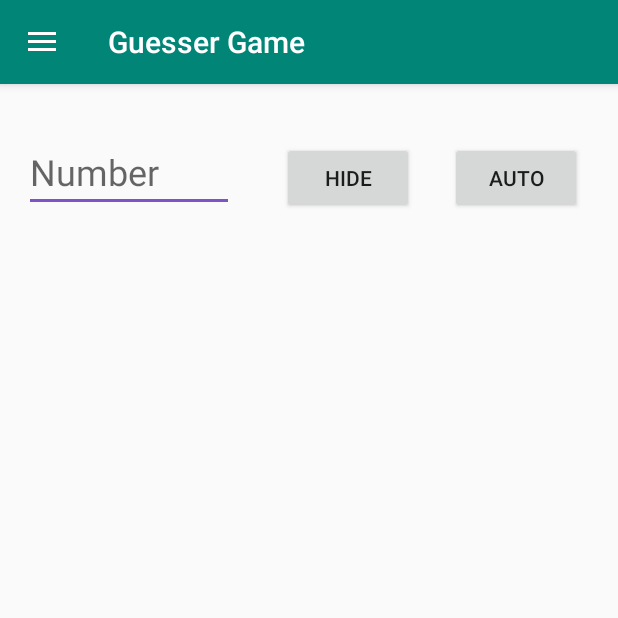
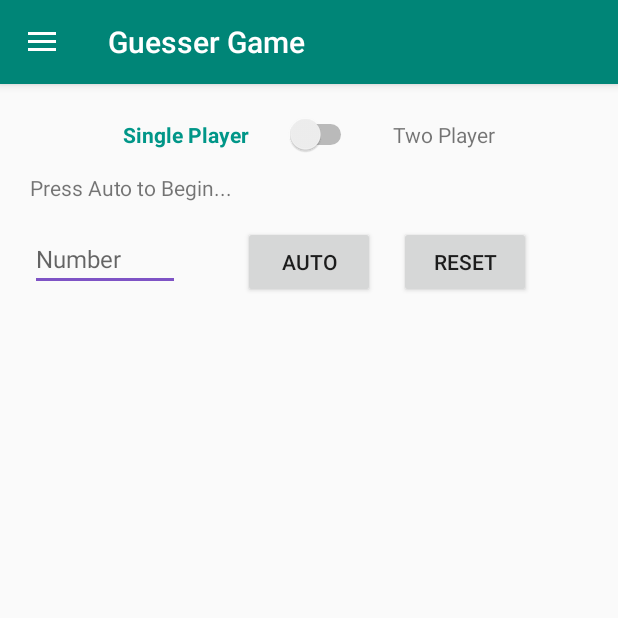
Before and after one commit to theKeval/Guesser, an Android app: the screen it shows after launch (MainActivity), on a phone screen of 412 x 824 dp, the top half of it. Run offline under Robolectric (Android 15) with nearby library versions, the phone set to English and light mode, and no system bars; our stand-ins replace data binding, navigation-ui; 1 statement that could not run was skipped.

Commit message:
UI changes & added player mode

```diff
--- a/app/src/main/java/com/thekeval/guesser/ui/GameFragment.kt
+++ b/app/src/main/java/com/thekeval/guesser/ui/GameFragment.kt
@@ -99,6 +99,7 @@ class GameFragment : Fragment() {
             binding.etNumber.setText(autoNum)
             btnHide.callOnClick()
 
+            binding.txtStatus.setText("Game started, make a guess and press Check!")
         }
 
         var adapter = viewModel.lstGuesses.value?.let { GuessesAdapter(it) }
@@ -155,7 +156,7 @@ class GameFragment : Fragment() {
    }
 
     private fun updateUi() {
-        binding.txtInstructions.visibility = View.VISIBLE
+        //binding.txtInstructions.visibility = View.VISIBLE
         binding.etSeekerNumber.visibility = View.VISIBLE
         binding.btnCheck.visibility = View.VISIBLE
         binding.rvGuesses.visibility = View.VISIBLE
--- a/app/src/main/res/layout/fragment_game.xml
+++ b/app/src/main/res/layout/fragment_game.xml
@@ -5,6 +5,7 @@
     xmlns:tools="http://schemas.android.com/tools">
 
     <data>
+
         <variable
             name="viewModel"
             type="com.thekeval.guesser.viewmodel.GameViewModel" />
@@ -19,83 +20,25 @@
         <!-- TODO: Update blank fragment layout -->
 
 
-        <TextView
-            android:id="@+id/txt_welcome"
-            android:layout_width="0dp"
-            android:layout_height="wrap_content"
-            android:layout_marginStart="16dp"
-            android:layout_marginTop="32dp"
-            android:layout_marginEnd="16dp"
-            android:text="Hi there, welcome to the game.\nPick any number with 3 identical digits, and hide that number to start the game."
-            android:textSize="18sp"
-            android:visibility="gone"
-            app:layout_constraintEnd_toEndOf="parent"
-            app:layout_constraintStart_toStartOf="parent"
-            app:layout_constraintTop_toTopOf="parent" />
-
-        <EditText
-            android:id="@+id/et_number"
-            android:layout_width="wrap_content"
-            android:layout_height="wrap_content"
-            android:layout_marginStart="16dp"
-            android:layout_marginTop="32dp"
-            android:ems="5"
-            android:hint="Number"
-            android:inputType="number"
-            android:textSize="24sp"
-            app:layout_constraintStart_toStartOf="parent"
-            app:layout_constraintTop_toBottomOf="@+id/txt_welcome" />
-
-        <Button
-            android:id="@+id/btnHide"
-            android:layout_width="wrap_content"
-            android:layout_height="wrap_content"
-            android:layout_marginStart="32dp"
-            android:text="Hide"
-            app:layout_constraintBaseline_toBaselineOf="@+id/et_number"
-            app:layout_constraintStart_toEndOf="@+id/et_number" />
-
-        <View
-            android:id="@+id/view_hide"
-            android:layout_width="150dp"
-            android:layout_height="80dp"
-            android:layout_marginTop="18dp"
-            android:background="@color/teal_700"
-            android:visibility="gone"
-            app:layout_constraintStart_toStartOf="@+id/et_number"
-            app:layout_constraintTop_toBottomOf="@+id/txt_welcome" />
-
-        <TextView
-            android:id="@+id/txt_instructions"
-            android:layout_width="0dp"
-            android:layout_height="wrap_content"
-            android:layout_marginTop="32dp"
-            android:layout_marginEnd="16dp"
-            android:text="Now, seeker will start seeking the number.\nGuess the number and hit check!"
-            android:textSize="18sp"
-            android:visibility="gone"
-            app:layout_constraintEnd_toEndOf="parent"
-            app:layout_constraintStart_toStartOf="@+id/et_number"
-            app:layout_constraintTop_toBottomOf="@+id/et_number" />
-
         <EditText
             android:id="@+id/et_seeker_number"
-            android:layout_width="wrap_content"
+            android:layout_width="100dp"
             android:layout_height="wrap_content"
-            android:layout_marginTop="16dp"
-            android:ems="5"
+            android:layout_marginStart="20dp"
+            android:layout_marginTop="8dp"
+            android:ems="4"
             android:hint="Guess"
             android:inputType="number"
-            android:textSize="24sp"
+            android:textSize="16sp"
             android:visibility="gone"
-            app:layout_constraintStart_toStartOf="@+id/txt_instructions"
-            app:layout_constraintTop_toBottomOf="@+id/txt_instructions" />
+            app:layout_constraintStart_toStartOf="parent"
+            app:layout_constraintTop_toBottomOf="@+id/linearLayout" />
 
         <Button
             android:id="@+id/btnCheck"
             android:layout_width="wrap_content"
             android:layout_height="wrap_content"
-            android:layout_marginStart="32dp"
+            android:layout_marginStart="43dp"
             android:text="Check"
             android:visibility="gone"
             app:layout_constraintBaseline_toBaselineOf="@+id/et_seeker_number"
@@ -116,16 +59,112 @@
             app:layout_constraintStart_toStartOf="parent"
             app:layout_constraintTop_toBottomOf="@+id/et_seeker_number" />
 
-        <Button
-            android:id="@+id/btnAuto"
+        <TextView
+            android:id="@+id/txtSingle"
             android:layout_width="wrap_content"
             android:layout_height="wrap_content"
-            android:layout_marginStart="16dp"
-            android:layout_marginEnd="16dp"
-            android:text="Auto"
-            app:layout_constraintBaseline_toBaselineOf="@+id/btnHide"
+            android:layout_marginTop="24dp"
+            android:layout_marginEnd="24dp"
+            android:text="Single Player"
+            android:textColor="#009688"
+            android:textStyle="bold"
+            app:layout_constraintEnd_toStartOf="@+id/switchMode"
+            app:layout_constraintHorizontal_bias="0.5"
+            app:layout_constraintHorizontal_chainStyle="packed"
+            app:layout_constraintStart_toStartOf="parent"
+            app:layout_constraintTop_toTopOf="parent" />
+
+        <TextView
+            android:id="@+id/txtTwo"
+            android:layout_width="wrap_content"
+            android:layout_height="wrap_content"
+            android:layout_marginStart="24dp"
+            android:text="Two Player"
+            app:layout_constraintBottom_toBottomOf="@+id/switchMode"
             app:layout_constraintEnd_toEndOf="parent"
-            app:layout_constraintStart_toEndOf="@+id/btnHide" />
+            app:layout_constraintHorizontal_bias="0.5"
+            app:layout_constraintStart_toEndOf="@+id/switchMode"
+            app:layout_constraintTop_toTopOf="@+id/switchMode" />
+
+        <Switch
+            android:id="@+id/switchMode"
+            android:layout_width="wrap_content"
+            android:layout_height="wrap_content"
+            app:layout_constraintBottom_toBottomOf="@+id/txtSingle"
+            app:layout_constraintEnd_toStartOf="@+id/txtTwo"
+            app:layout_constraintHorizontal_bias="0.5"
+            app:layout_constraintStart_toEndOf="@+id/txtSingle"
+            app:layout_constraintTop_toTopOf="@+id/txtSingle" />
+
+        <TextView
+            android:id="@+id/txtStatus"
+            android:layout_width="wrap_content"
+            android:layout_height="wrap_content"
+            android:layout_marginStart="20dp"
+            android:layout_marginTop="16dp"
+            android:text="Press Auto to Begin..."
+            app:layout_constraintStart_toStartOf="parent"
+            app:layout_constraintTop_toBottomOf="@+id/txtSingle" />
+
+        <LinearLayout
+            android:id="@+id/linearLayout"
+            android:layout_width="match_parent"
+            android:layout_height="wrap_content"
+            android:layout_marginTop="8dp"
+            android:orientation="horizontal"
+            app:layout_constraintEnd_toEndOf="parent"
+            app:layout_constraintStart_toStartOf="parent"
+            app:layout_constraintTop_toBottomOf="@+id/txtStatus">
+
+            <FrameLayout
+                android:layout_width="110dp"
+                android:layout_height="60dp"
+                android:layout_marginStart="20dp">
+
+                <EditText
+                    android:id="@+id/et_number"
+                    android:layout_width="100dp"
+                    android:layout_height="wrap_content"
+                    android:layout_gravity="start|center_vertical"
+                    android:ems="4"
+                    android:hint="Number"
+                    android:inputType="number"
+                    android:textSize="16sp" />
+
+                <View
+                    android:id="@+id/view_hide"
+                    android:layout_width="match_parent"
+                    android:layout_height="match_parent"
+                    android:layout_marginTop="8dp"
+                    android:background="@color/teal_700"
+                    android:visibility="gone" />
+            </FrameLayout>
+
+            <Button
+                android:id="@+id/btnAuto"
+                android:layout_width="wrap_content"
+                android:layout_height="wrap_content"
+                android:layout_marginStart="32dp"
+                android:layout_marginTop="8dp"
+                android:text="Auto" />
+
+            <Button
+                android:id="@+id/btnHide"
+                android:layout_width="wrap_content"
+                android:layout_height="wrap_content"
+                android:layout_marginStart="32dp"
+                android:layout_marginTop="8dp"
+                android:text="Hide"
+                android:visibility="gone" />
+
+            <Button
+                android:id="@+id/btnReset"
+                android:layout_width="wrap_content"
+                android:layout_height="wrap_content"
+                android:layout_marginStart="16dp"
+                android:layout_marginTop="8dp"
+                android:text="Reset" />
+        </LinearLayout>
 
     </androidx.constraintlayout.widget.ConstraintLayout>
 
--- a/app/src/main/res/values/strings.xml
+++ b/app/src/main/res/values/strings.xml
@@ -4,4 +4,6 @@
     <string name="about">About</string>
     <!-- TODO: Remove or change this placeholder text -->
     <string name="hello_blank_fragment">Hello blank fragment</string>
+
+
 </resources>
```
